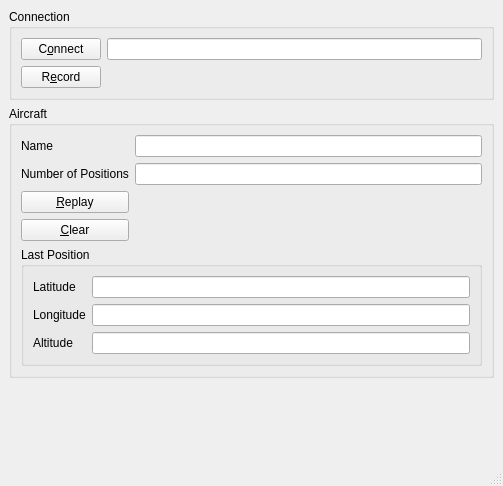
till213/SkyDolly, file src/MainWindow.ui: the form before one commit.
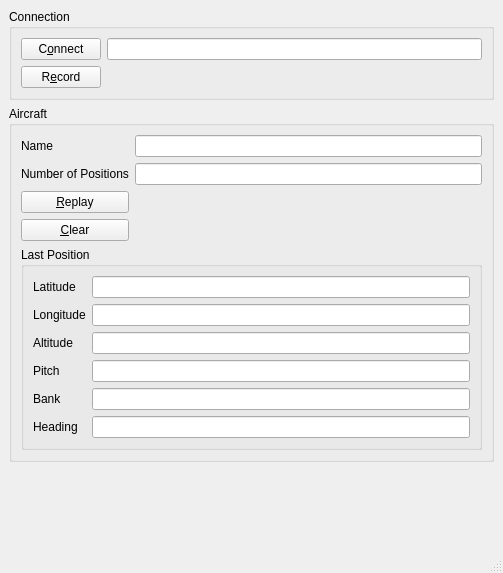
The form after the commit.

What changed in the file:
```diff
--- a/src/MainWindow.ui
+++ b/src/MainWindow.ui
@@ -7,7 +7,7 @@
     <x>0</x>
     <y>0</y>
     <width>503</width>
-    <height>486</height>
+    <height>573</height>
    </rect>
   </property>
   <property name="windowTitle">
@@ -84,20 +84,6 @@
           <string>Last Position</string>
          </property>
          <layout class="QGridLayout" name="gridLayout">
-          <item row="0" column="0">
-           <widget class="QLabel" name="label">
-            <property name="text">
-             <string>Latitude</string>
-            </property>
-           </widget>
-          </item>
-          <item row="0" column="1">
-           <widget class="QLineEdit" name="latitudeLineEdit">
-            <property name="readOnly">
-             <bool>true</bool>
-            </property>
-           </widget>
-          </item>
           <item row="1" column="0">
            <widget class="QLabel" name="label_2">
             <property name="text">
@@ -105,7 +91,7 @@
             </property>
            </widget>
           </item>
-          <item row="1" column="1">
+          <item row="1" column="2">
            <widget class="QLineEdit" name="longitudeLineEdit">
             <property name="readOnly">
              <bool>true</bool>
@@ -119,13 +105,57 @@
             </property>
            </widget>
           </item>
-          <item row="2" column="1">
+          <item row="3" column="0">
+           <widget class="QLabel" name="label_6">
+            <property name="text">
+             <string>Pitch</string>
+            </property>
+           </widget>
+          </item>
+          <item row="6" column="2">
+           <widget class="QLineEdit" name="headingLineEdit"/>
+          </item>
+          <item row="0" column="0">
+           <widget class="QLabel" name="label">
+            <property name="text">
+             <string>Latitude</string>
+            </property>
+           </widget>
+          </item>
+          <item row="4" column="2">
+           <widget class="QLineEdit" name="bankLineEdit"/>
+          </item>
+          <item row="4" column="0">
+           <widget class="QLabel" name="label_7">
+            <property name="text">
+             <string>Bank</string>
+            </property>
+           </widget>
+          </item>
+          <item row="3" column="2">
+           <widget class="QLineEdit" name="pitchLineEdit"/>
+          </item>
+          <item row="0" column="2">
+           <widget class="QLineEdit" name="latitudeLineEdit">
+            <property name="readOnly">
+             <bool>true</bool>
+            </property>
+           </widget>
+          </item>
+          <item row="2" column="2">
            <widget class="QLineEdit" name="altitudeLineEdit">
             <property name="readOnly">
              <bool>true</bool>
             </property>
            </widget>
           </item>
+          <item row="6" column="0">
+           <widget class="QLabel" name="label_8">
+            <property name="text">
+             <string>Heading</string>
+            </property>
+           </widget>
+          </item>
          </layout>
         </widget>
        </item>
```
